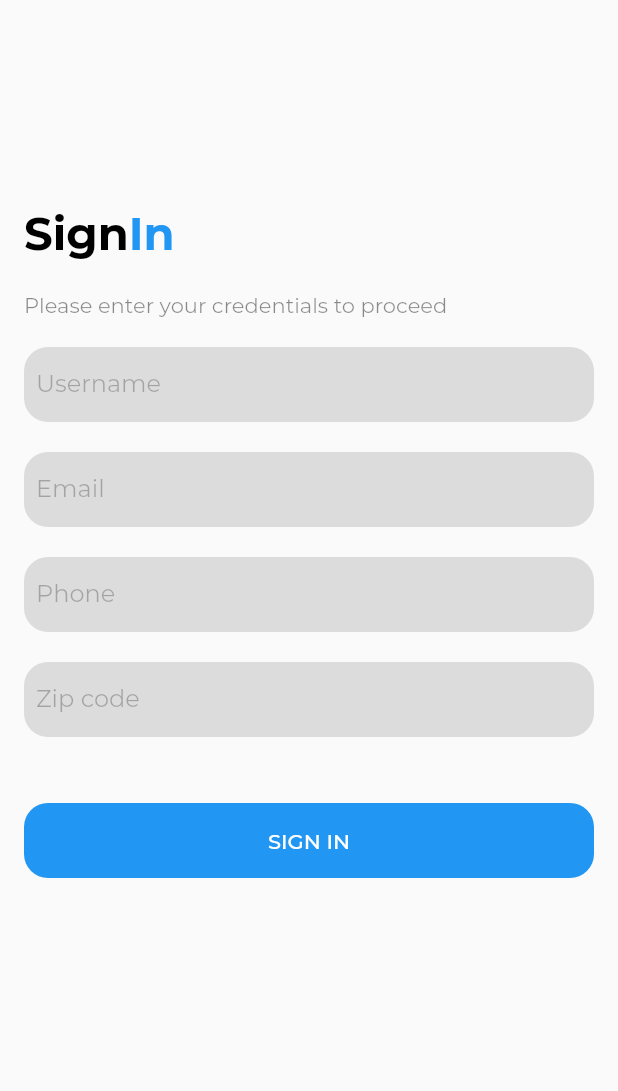
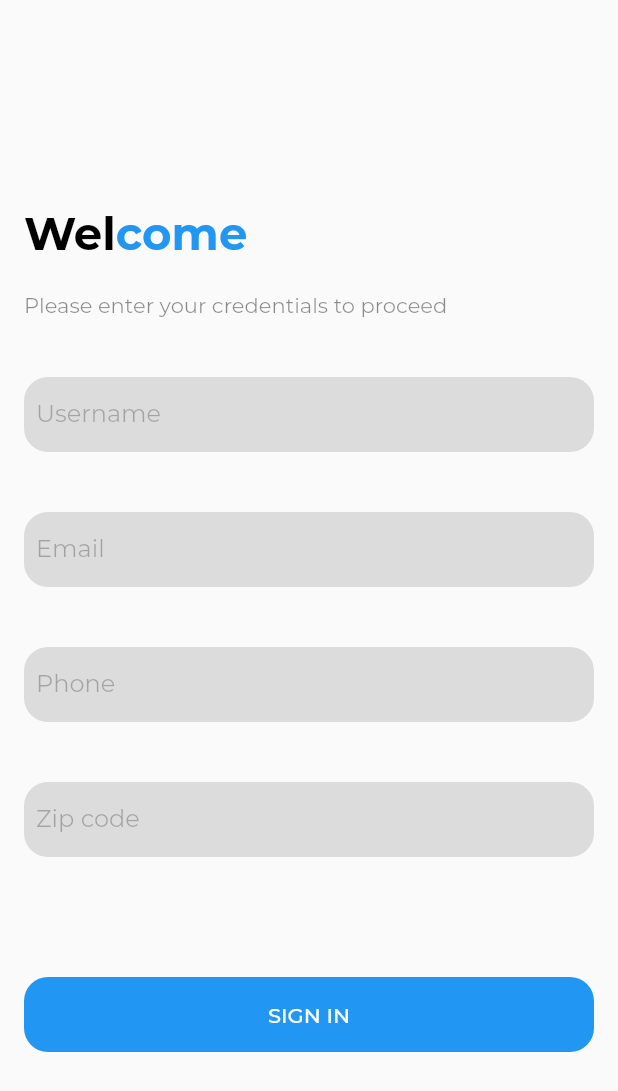
Before and after one commit to onumengine/displaya-HNG, a Flutter app: the FormScreen screen opened directly, on a phone screen of 412 x 824 dp. Shown: the top 1091 px of the screen. Run offline on Flutter 3.47's test engine with Material 2 defaults, Android fonts, the light colour scheme and no system bars; project files that could hold a hidden picture were left out.

Commit message:
Increase the spacing between textfields

```diff
--- a/lib/ui/screens/form_screen.dart
+++ b/lib/ui/screens/form_screen.dart
@@ -1,11 +1,5 @@
 import 'package:displaya/ui/components/text_widget.dart';
 import 'package:flutter/material.dart';
-
-enum Gender {
-  Male,
-  Memale,
-  NonBinary,
-}
 
 class FormScreen extends StatefulWidget {
   @override
@@ -29,14 +23,6 @@ class _FormScreenState extends State<FormScreen> {
 
   final _zipCodeController = TextEditingController();
 
-  final List<String> _genders = [
-    'Male',
-    'Female',
-    'Non-binary',
-  ];
-
-  String selectedGender = 'Male';
-
   @override
   Widget build(BuildContext context) {
     return Scaffold(
@@ -53,7 +39,7 @@ class _FormScreenState extends State<FormScreen> {
               Row(
                 children: <Text>[
                   Text(
-                    'Sign',
+                    'Wel',
                     style: TextStyle(
                       fontWeight: FontWeight.bold,
                       color: Colors.black,
@@ -61,7 +47,7 @@ class _FormScreenState extends State<FormScreen> {
                     ),
                   ),
                   Text(
-                    'In',
+                    'come',
                     style: TextStyle(
                       fontWeight: FontWeight.bold,
                       color: Colors.blue,
@@ -71,7 +57,7 @@ class _FormScreenState extends State<FormScreen> {
                 ],
               ),
               Padding(
-                padding: const EdgeInsets.symmetric(vertical: 20.0),
+                padding: const EdgeInsets.only(top: 20.0, bottom: 40),
                 child: Text(
                   'Please enter your credentials to proceed',
                   style: TextStyle(color: Colors.black45),
@@ -83,7 +69,7 @@ class _FormScreenState extends State<FormScreen> {
                 controller: _usernameController,
               ),
               SizedBox(
-                height: 20.0,
+                height: 40.0,
               ),
               TextWidget(
                 hintText: 'Email',
@@ -91,7 +77,7 @@ class _FormScreenState extends State<FormScreen> {
                 controller: _emailController,
               ),
               SizedBox(
-                height: 20.0,
+                height: 40.0,
               ),
               TextWidget(
                 hintText: 'Phone',
@@ -99,7 +85,7 @@ class _FormScreenState extends State<FormScreen> {
                 controller: _phoneController,
               ),
               SizedBox(
-                height: 20.0,
+                height: 40.0,
               ),
               TextWidget(
                 hintText: 'Zip code',
@@ -107,7 +93,7 @@ class _FormScreenState extends State<FormScreen> {
                 controller: _zipCodeController,
               ),
               SizedBox(
-                height: 44,
+                height: 80,
               ),
               Container(
                 height: 50.0,
--- a/lib/ui/screens/splash_screen.dart
+++ b/lib/ui/screens/splash_screen.dart
@@ -1,6 +1,6 @@
 import 'dart:async';
 
-import 'package:displaya/ui/screens/profile_screen.dart';
+import 'package:displaya/ui/screens/form_screen.dart';
 import 'package:flutter/material.dart';
 
 class SplashScreen extends StatefulWidget {
@@ -14,7 +14,7 @@ class _SplashScreenState extends State<SplashScreen> {
     var timer = Timer(Duration(milliseconds: 500), () {
       Navigator.of(context).push(
         MaterialPageRoute(
-          builder: (context) => ProfileScreen(),
+          builder: (context) => FormScreen(),
         ),
       );
     });
```
